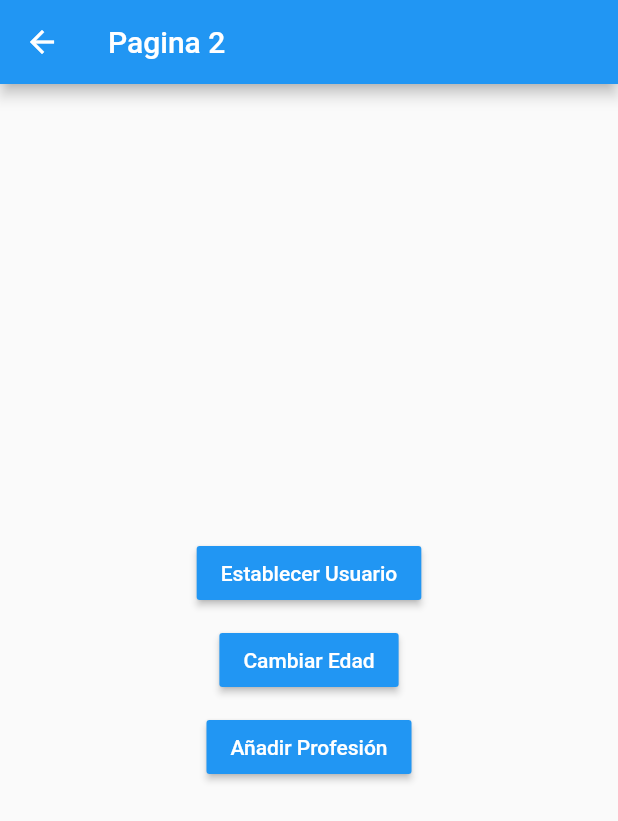
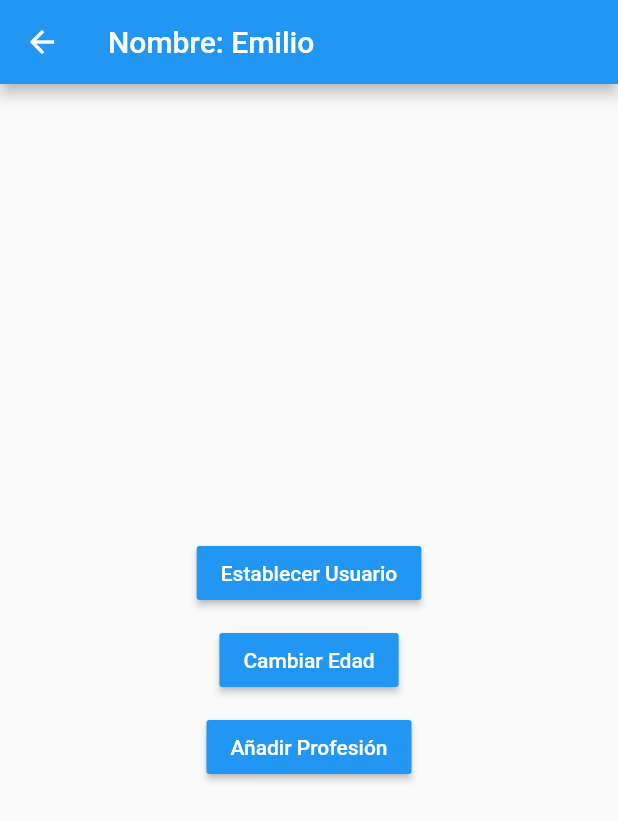
Before and after one commit to emyguerrero1971/curso-estados, a Flutter app: the Pagina2Page screen opened by its route, after a tap on "Establecer Usuario", on a phone screen of 412 x 824 dp. Shown: the top 821 px of the screen. Run offline on Flutter 3.47's test engine with Material 2 defaults, Android fonts, the phone set to English and light mode, and no system bars; accounts and stored records are empty.

Commit message:
Fin Singleton

```diff
--- a/lib/models/usuario.dart
+++ b/lib/models/usuario.dart
@@ -1,11 +1,9 @@
 class Usuario {
-  String nombre;
+  String? nombre;
   int edad;
-  List<String> profesiones;
+  List<String>? profesiones;
 
-  Usuario({
-    required this.nombre,
-    required this.edad,
-    required this.profesiones,
-  });
+  Usuario({required this.nombre, required this.edad, this.profesiones})
+      : assert(nombre != null),
+        assert(edad >= 18);
 }
--- a/lib/pages/pagina1_page.dart
+++ b/lib/pages/pagina1_page.dart
@@ -1,7 +1,9 @@
 import 'package:flutter/material.dart';
 
+import 'package:estados/models/usuario.dart';
+import 'package:estados/services/usuario_service.dart';
+
 class Pagina1Page extends StatelessWidget {
-
   const Pagina1Page({Key? key}) : super(key: key);
 
   @override
@@ -10,19 +12,28 @@ class Pagina1Page extends StatelessWidget {
       appBar: AppBar(
         title: const Text('Pagina 1'),
       ),
-      body: const InformacionUsuario(),
+      body: StreamBuilder(
+        stream: usuarioService.usuarioStream,
+        builder: (BuildContext context, AsyncSnapshot<Usuario> snapshot) {
+          return snapshot.hasData
+            // ? InformacionUsuario(usuarioService.usuario!)
+            ? InformacionUsuario(snapshot.data!)
+            : const Center(
+                child: Text('No hay información del usuario'),
+              );
+        },
+      ),
       floatingActionButton: FloatingActionButton(
           child: const Icon(Icons.accessibility_new),
-      onPressed: () => Navigator.pushNamed(context, 'pagina2')
-    ),
+          onPressed: () => Navigator.pushNamed(context, 'pagina2')),
     );
   }
 }
 
 class InformacionUsuario extends StatelessWidget {
-  const InformacionUsuario({
-    super.key,
-  });
+  const InformacionUsuario(this.usuario, {super.key});
+
+  final Usuario usuario;
 
   @override
   Widget build(BuildContext context) {
@@ -32,22 +43,19 @@ class InformacionUsuario extends StatelessWidget {
         padding: const EdgeInsets.all(20.0),
         child: Column(
           crossAxisAlignment: CrossAxisAlignment.start,
-        children: const [
-          Text('General', style: TextStyle(fontSize: 18, fontWeight: FontWeight.bold)),
-          Divider(),
-
-          ListTile(title: Text('Nombre: ')),
-          ListTile(title: Text('Edad: ')),
-
-          Text('Profesiones', style: TextStyle(fontSize: 18, fontWeight: FontWeight.bold)),
-          Divider(),
-
-          ListTile(title: Text('Profesion 1')),
-          ListTile(title: Text('Profesion 2')),
-          ListTile(title: Text('Profesion 3')),
-
+          children: [
+            const Text('General',
+                style: TextStyle(fontSize: 18, fontWeight: FontWeight.bold)),
+            const Divider(),
+            ListTile(title: Text('Nombre: ${usuario.nombre}')),
+            ListTile(title: Text('Edad: ${usuario.edad}')),
+            const Text('Profesiones',
+                style: TextStyle(fontSize: 18, fontWeight: FontWeight.bold)),
+            const Divider(),
+            const ListTile(title: Text('Profesion 1')),
+            const ListTile(title: Text('Profesion 2')),
+            const ListTile(title: Text('Profesion 3')),
           ],
-      )
-    );
+        ));
   }
 }
--- a/lib/pages/pagina2_page.dart
+++ b/lib/pages/pagina2_page.dart
@@ -1,14 +1,23 @@
 import 'package:flutter/material.dart';
 
+import 'package:estados/models/usuario.dart';
+import 'package:estados/services/usuario_service.dart';
+
 class Pagina2Page extends StatelessWidget {
-
   const Pagina2Page({Key? key}) : super(key: key);
 
   @override
   Widget build(BuildContext context) {
     return Scaffold(
       appBar: AppBar(
-        title: const Text('Pagina 2'),
+        title: StreamBuilder(
+          stream: usuarioService.usuarioStream,
+          builder: (BuildContext context, AsyncSnapshot<Usuario> snapshot) {
+            return snapshot.hasData
+              ? Text('Nombre: ${snapshot.data?.nombre}')
+              : const Text('Pagina 2');
+          },
+        ),
       ),
       body: Center(
           child: Column(
@@ -17,29 +26,40 @@ class Pagina2Page extends StatelessWidget {
           MaterialButton(
             color: Colors.blue,
             onPressed: () {
-
+              final nuevoUsuario = Usuario(nombre: 'Emilio', edad: 20);
+              usuarioService.cargarUsuario(nuevoUsuario);
             },
-                child: const Text('Establecer Usuario', style: TextStyle(color: Colors.white),),
+            child: const Text(
+              'Establecer Usuario',
+              style: TextStyle(color: Colors.white),
             ),
-              const SizedBox(height: 10.0,),
+          ),
+          const SizedBox(
+            height: 10.0,
+          ),
           MaterialButton(
             color: Colors.blue,
             onPressed: () {
-
+              usuarioService.cambiarEdad(50);
             },
-                child: const Text('Cambiar Edad', style: TextStyle(color: Colors.white),),
+            child: const Text(
+              'Cambiar Edad',
+              style: TextStyle(color: Colors.white),
             ),
-              const SizedBox(height: 10.0,),
+          ),
+          const SizedBox(
+            height: 10.0,
+          ),
           MaterialButton(
             color: Colors.blue,
-                onPressed: () {
-
-                },
-                child: const Text('Añadir Profesión', style: TextStyle(color: Colors.white),),
+            onPressed: () {},
+            child: const Text(
+              'Añadir Profesión',
+              style: TextStyle(color: Colors.white),
+            ),
           ),
         ],
-         )
-      ),
+      )),
     );
   }
 }
--- /dev/null
+++ b/lib/services/usuario_service.dart
@@ -0,0 +1,26 @@
+import 'dart:async';
+
+import 'package:estados/models/usuario.dart';
+
+class _UsuarioService {
+  Usuario? _usuario;
+
+  final StreamController<Usuario> _usuarioStreamController =
+      StreamController<Usuario>.broadcast();
+
+  Usuario? get usuario => _usuario;
+  bool get existeUsuario => (_usuario != null) ? true : false;
+
+  Stream<Usuario> get usuarioStream => _usuarioStreamController.stream;
+  void cargarUsuario(Usuario user) {
+    _usuario = user;
+    _usuarioStreamController.add(user);
+  }
+
+  void cambiarEdad(int edad) {
+    _usuario?.edad = edad;
+    _usuarioStreamController.add(_usuario!);
+  }
+}
+
+final usuarioService = _UsuarioService();
```
Lines whose indentation alone changed are shown as unchanged.
